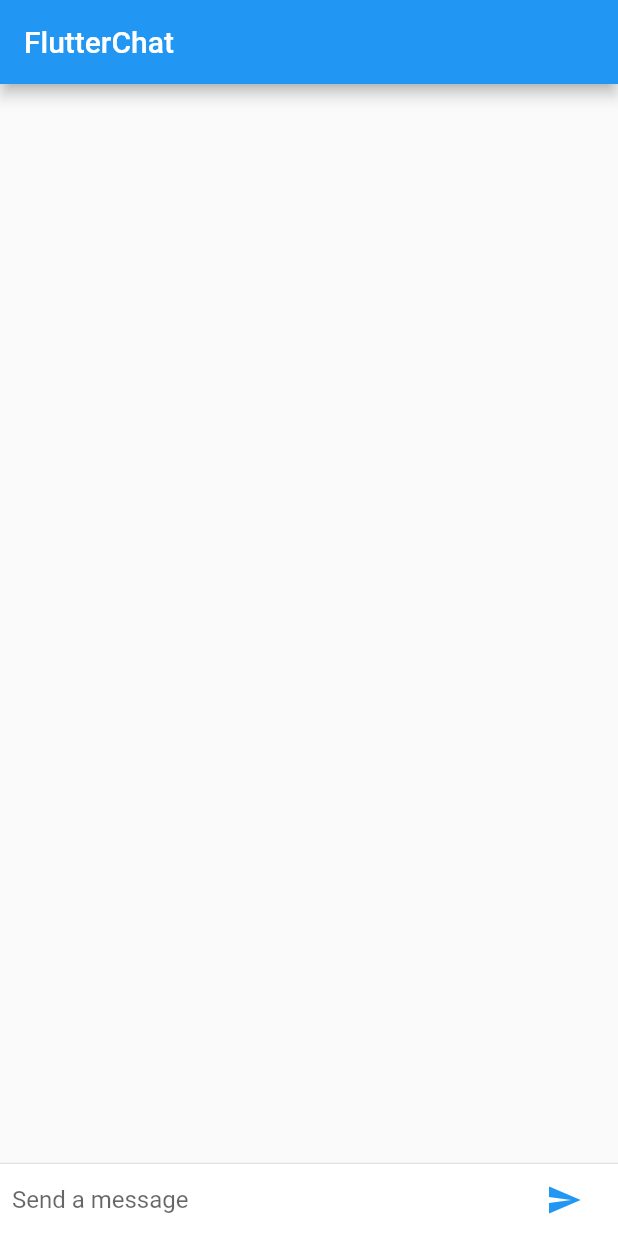
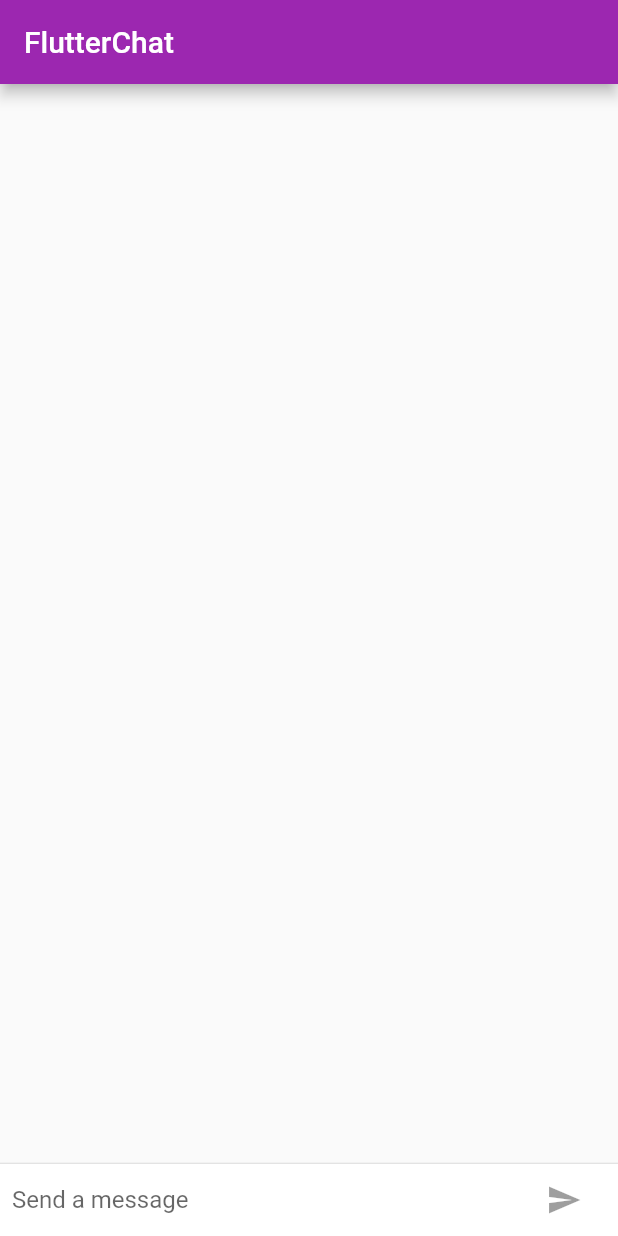
Before and after one commit to mtayyab010/ResponsiveChat, a Flutter app: the screen it shows after launch, on a phone screen of 412 x 824 dp. Run offline on Flutter 3.47's test engine with Material 2 defaults, Android fonts, the phone set to English and light mode, and no system bars.

Commit message:
feature: Enhance UI
ChatScreenState added a private boolean instance field for distinguishing presence of input field text

buildTextComposer() added callbacks to TextField for toggling the boolean field onChanged and IconButton for matching the boolean field onPressed

handleSubmitted() was modified to toggle the boolean field false on ChatMessage submission

ChatMessage constructor was modified to wrap Column inside Expanded for multi-line text

ThemeData global constants were added for iOS and Android platforms

FlutterChatApp constructor was modified to apply platform specific theme to MaterialApp widget

ChatScreenState constructor was modified to elevate Scaffold AppBar and apply BoxDecoration top Border to distinguish from body when platform is iOS

buildTextComposer() was modified to fill the button Container with a CupertinoButton rather than IconButton when platform is iOS

```diff
--- a/lib/main.dart
+++ b/lib/main.dart
@@ -1,6 +1,17 @@
 import 'package:flutter/material.dart';
+import 'package:flutter/foundation.dart';
+import 'package:flutter/cupertino.dart';
 
 const String _name = "Your name";
+final ThemeData kIOSTheme = ThemeData(
+  primarySwatch: Colors.orange,
+  primaryColor: Colors.grey,
+  primaryColorBrightness: Brightness.light,
+);
+final ThemeData kDefaultTheme = ThemeData(
+  primarySwatch: Colors.purple,
+  accentColor: Colors.orangeAccent[400]
+);
 
 void main() => runApp(FlutterChatApp());
 
@@ -9,6 +20,7 @@ class FlutterChatApp extends StatelessWidget {
   Widget build(BuildContext context) {
     return MaterialApp(
       title: "FlutterChat",
+      theme: defaultTargetPlatform == TargetPlatform.iOS ? kIOSTheme : kDefaultTheme,
       home: ChatScreen(),
     );
   }
@@ -23,12 +35,16 @@ class ChatScreenState extends State<ChatScreen> with TickerProviderStateMixin {
 
   final List<ChatMessage> _messages = List<ChatMessage>();
   final TextEditingController _textController = TextEditingController();
+  bool _isComposing = false;
 
   @override
   Widget build(BuildContext context) {
     return Scaffold(
-      appBar: AppBar(title: Text("FlutterChat"),),
-      body: Column(
+      appBar: AppBar(
+        title: Text("FlutterChat"),
+        elevation: Theme.of(context).platform == TargetPlatform.iOS ? 0.0 : 4.0,),
+      body: Container(
+        child: Column(
           children: <Widget>[
             Flexible(
               child: ListView.builder(
@@ -45,6 +61,10 @@ class ChatScreenState extends State<ChatScreen> with TickerProviderStateMixin {
             ),
           ],
         ),
+      decoration: Theme.of(context).platform == TargetPlatform.iOS ?
+        BoxDecoration(border: Border(top: BorderSide(color: Colors.grey[200]))) :
+          null,
+      ),
     );
   }
 
@@ -58,15 +78,23 @@ class ChatScreenState extends State<ChatScreen> with TickerProviderStateMixin {
             Flexible(
               child: TextField(
                 controller: _textController,
+                onChanged: (String text) {setState(() {_isComposing = text.length > 0;});},
                 onSubmitted: _handleSubmitted,
                 decoration: InputDecoration.collapsed(hintText: "Send a message"),
               ),
             ),
             Container(
               margin: const EdgeInsets.symmetric(horizontal: 4.0),
-              child: IconButton(
+              child: Theme.of(context).platform == TargetPlatform.iOS ?
+              CupertinoButton(
+                child: Text("Send"),
+                onPressed:
+                _isComposing ? () => _handleSubmitted(_textController.text) : null,
+              ) :
+              IconButton(
                   icon: Icon(Icons.send),
-                  onPressed: () =>_handleSubmitted(_textController.text),
+                  onPressed:
+                  _isComposing ? () => _handleSubmitted(_textController.text) : null,
               ),
             ),
           ],
@@ -77,6 +105,7 @@ class ChatScreenState extends State<ChatScreen> with TickerProviderStateMixin {
 
   void _handleSubmitted(String text) {
     _textController.clear();
+    setState(() {_isComposing = false;});
     ChatMessage message = ChatMessage(
       text: text,
       animationController: AnimationController(
@@ -113,7 +142,8 @@ class ChatMessage extends StatelessWidget {
               margin: const EdgeInsets.only(right: 16.0),
               child: CircleAvatar(child: Text(_name[0])),
             ),
-            Column(
+            Expanded(
+              child: Column(
                 crossAxisAlignment: CrossAxisAlignment.start,
                 children: <Widget>[
                   Text(_name, style: Theme.of(context).textTheme.subhead),
@@ -123,9 +153,10 @@ class ChatMessage extends StatelessWidget {
                   ),
                 ],
               ),
+            ),
           ],
         ),
-      );
+      )
     );
   }
 }
```
Lines whose indentation alone changed are shown as unchanged.
